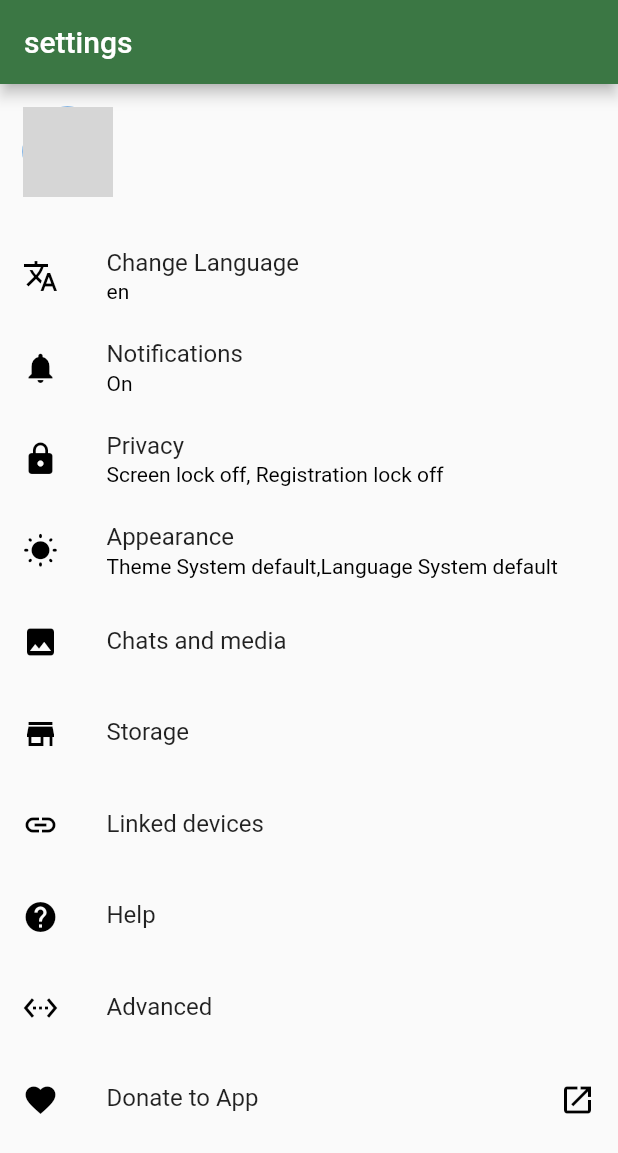
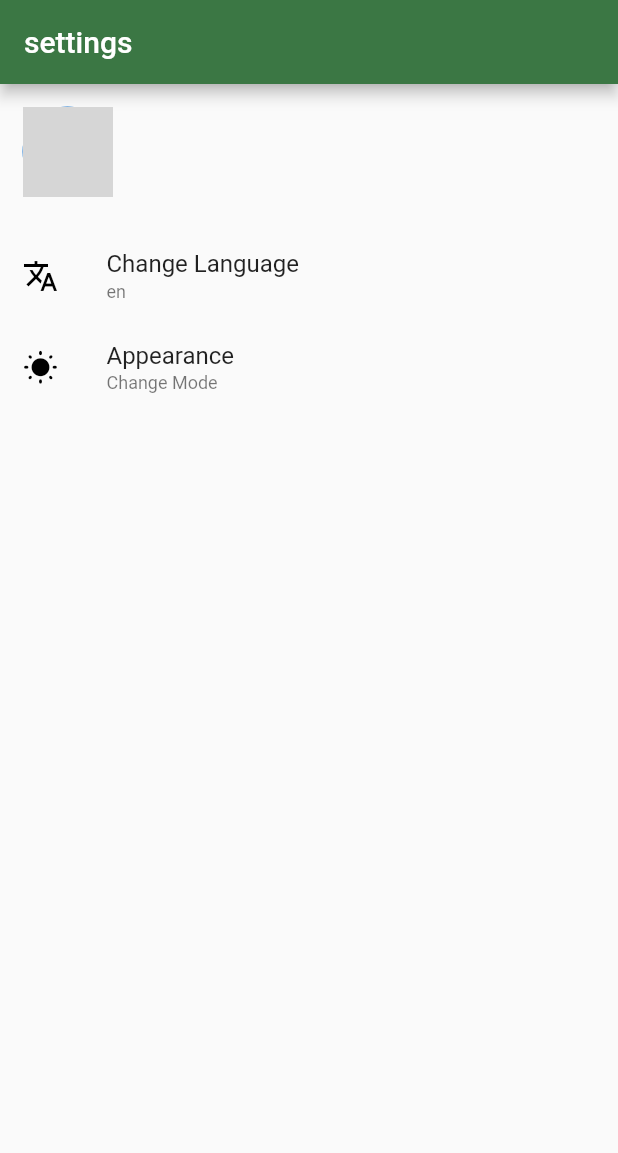
Before and after one commit to mah97moud/chat_demo, a Flutter app: the SettingsScreen screen opened directly, on a phone screen of 412 x 824 dp. Shown: the top 1153 px of the screen. Run offline on Flutter 3.47's test engine with Material 2 defaults, Android fonts, the phone set to English and light mode, and no system bars; our stand-ins replace cloud_firestore, conditional_builder, dio, firebase_auth, firebase_core, firebase_messaging and 6 more; accounts and stored records are empty; network calls fail; grey boxes are pictures that could not be loaded.

Commit message:
Theme End

```diff
--- a/assets/translations/ar.json
+++ b/assets/translations/ar.json
@@ -26,5 +26,8 @@
   "arabic": "العربيه",
   "change-language": "تغيير اللغه",
   "dark": "داكن",
-  "light": "فاتح"
+  "light": "فاتح",
+  "dark-mode": "مظهر ليلي",
+  "changeMode": "تغيير المظهر",
+  "appearance": "المظهر"
 }
--- a/assets/translations/en.json
+++ b/assets/translations/en.json
@@ -26,6 +26,8 @@
   "arabic": "Arabic",
   "change-language": "Change Language",
   "dark": "Dark",
-  "light": "Light"
-
+  "light": "Light",
+  "dark-mode": "Dark Mode",
+  "changeMode": "Change Mode",
+  "appearance": "Appearance"
 }
--- a/lib/modules/home/home_screen.dart
+++ b/lib/modules/home/home_screen.dart
@@ -34,7 +34,6 @@ class HomeScreen extends StatelessWidget {
                   ),
                 ),
                 builder: (context) => Scaffold(
-                  backgroundColor: kWhiteColor(),
                   appBar: AppBar(
                     elevation: 0.0,
                     title: InkWell(
@@ -91,7 +90,7 @@ class HomeScreen extends StatelessWidget {
                               width: double.infinity,
                               child: Text(
                                 getLanguage(context).chats,
-                                style: textGreyBold18(),
+                                style: Theme.of(context).textTheme.headline6,
                               ),
                             ),
                             Expanded(
@@ -146,7 +145,6 @@ class HomeScreen extends StatelessWidget {
                           navigateTo(context: context, widget: UsersScreen());
                         },
                         child: Icon(Icons.create),
-                        backgroundColor: kBlueColor(),
                       ),
                     ],
                   ),
--- a/lib/modules/language/langaue_screen.dart
+++ b/lib/modules/language/langaue_screen.dart
@@ -22,7 +22,7 @@ class LanguageScreen extends StatelessWidget {
               child: Column(
                 mainAxisAlignment: MainAxisAlignment.center,
                 children: [
-                  buildMainButton(
+                  buildRaisedButton(
                     onPressed: () {
                       AppCubit.get(context).changeLanguage(
                         code: 'en',
@@ -33,7 +33,7 @@ class LanguageScreen extends StatelessWidget {
                   SizedBox(
                     height: 20.0,
                   ),
-                  buildMainButton(
+                  buildRaisedButton(
                     onPressed: () {
                       AppCubit.get(context).changeLanguage(
                         code: 'ar',
--- a/lib/modules/login/login_screen.dart
+++ b/lib/modules/login/login_screen.dart
@@ -126,7 +126,7 @@ class LoginScreen extends StatelessWidget {
                         SizedBox(
                           height: 15.0,
                         ),
-                        buildMainButton(
+                        buildRaisedButton(
                           text: getLanguage(context).next,
                           onPressed: () {
                             print(phoneController.text);
--- a/lib/modules/profile_info/profile_info.dart
+++ b/lib/modules/profile_info/profile_info.dart
@@ -142,7 +142,7 @@ class ProfileInfoScreen extends StatelessWidget {
                   ),
                   Padding(
                     padding: EdgeInsets.all(15.0),
-                    child: buildMainButton(
+                    child: buildRaisedButton(
                       onPressed: () {
                         ProfileCubit.get(context)
                             .updateUser(
--- a/lib/modules/select_language/langaue_screen.dart
+++ b/lib/modules/select_language/langaue_screen.dart
@@ -52,7 +52,7 @@ class SelectLanguageScreen extends StatelessWidget {
                   Column(
                     mainAxisAlignment: MainAxisAlignment.center,
                     children: [
-                      buildMainButton(
+                      buildRaisedButton(
                         onPressed: () {
                           AppCubit.get(context).changeLanguage(
                             code: 'en',
@@ -64,7 +64,7 @@ class SelectLanguageScreen extends StatelessWidget {
                       SizedBox(
                         height: 20.0,
                       ),
-                      buildMainButton(
+                      buildRaisedButton(
                         onPressed: () {
                           AppCubit.get(context).changeLanguage(
                             code: 'ar',
--- a/lib/modules/settings/settings_screen.dart
+++ b/lib/modules/settings/settings_screen.dart
@@ -1,11 +1,10 @@
-import 'package:chat_demo/modules/language/langaue_screen.dart';
 import 'package:chat_demo/modules/profile/profile_screen.dart';
 import 'package:chat_demo/modules/settings/cubit/cubit.dart';
 import 'package:chat_demo/modules/settings/cubit/states.dart';
-import 'package:chat_demo/modules/theme/theme_screen.dart';
 import 'package:chat_demo/shared/components.dart';
 import 'package:chat_demo/shared/cubit/cubit.dart';
 import 'package:chat_demo/shared/cubit/states.dart';
+import 'package:flutter/cupertino.dart';
 import 'package:flutter/material.dart';
 import 'package:flutter_bloc/flutter_bloc.dart';
 
@@ -50,14 +49,15 @@ class SettingsScreen extends StatelessWidget {
                                 children: [
                                   Text(
                                     '${getFirstName() ?? getLanguage(context).username} ${getLastName() ?? ''}',
-                                    style: textBlackBold18(),
+                                    style:
+                                        Theme.of(context).textTheme.headline6,
                                   ),
                                   SizedBox(
                                     height: 2.0,
                                   ),
                                   Text(
                                     getUserPhone().toString(),
-                                    style: textGreyBold12(),
+                                    style: Theme.of(context).textTheme.caption,
                                   ),
                                 ],
                               ),
@@ -74,8 +74,60 @@ class SettingsScreen extends StatelessWidget {
                         ),
                         ListTile(
                           onTap: () {
-                            navigateTo(
-                                context: context, widget: LanguageScreen());
+                            showDialog(
+                              context: context,
+                              builder: (context) {
+                                return buildAlertDialog(
+                                  title: getLanguage(context).changeLanguage,
+                                  context: context,
+                                  value: appCubit(context).isDark,
+                                  onChange: (isDark) {
+                                    appCubit(context).changeAppTheme(isDark);
+                                  },
+                                  child: Padding(
+                                    padding: EdgeInsets.all(20.0),
+                                    child: Column(
+                                      mainAxisAlignment:
+                                          MainAxisAlignment.center,
+                                      mainAxisSize: MainAxisSize.min,
+                                      children: [
+                                        buildRaisedButton(
+                                          onPressed: () {
+                                            AppCubit.get(context)
+                                                .changeLanguage(
+                                              code: 'en',
+                                            )
+                                                .then(
+                                              (value) {
+                                                Navigator.pop(context);
+                                              },
+                                            );
+                                          },
+                                          text: getLanguage(context).english,
+                                        ),
+                                        SizedBox(
+                                          height: 20.0,
+                                        ),
+                                        buildRaisedButton(
+                                          onPressed: () {
+                                            AppCubit.get(context)
+                                                .changeLanguage(
+                                              code: 'ar',
+                                            )
+                                                .then(
+                                              (value) {
+                                                Navigator.pop(context);
+                                              },
+                                            );
+                                          },
+                                          text: getLanguage(context).arabic,
+                                        ),
+                                      ],
+                                    ),
+                                  ),
+                                );
+                              },
+                            );
                           },
                           leading: Icon(
                             Icons.translate_outlined,
@@ -92,55 +144,7 @@ class SettingsScreen extends StatelessWidget {
                               ),
                               Text(
                                 getLanguage(context).selectCode,
-                                style: textBlack14(),
-                              ),
-                            ],
-                            crossAxisAlignment: CrossAxisAlignment.start,
-                          ),
-                        ),
-                        SizedBox(
-                          height: 5.0,
-                        ),
-                        ListTile(
-                          onTap: () {},
-                          leading: Icon(
-                            Icons.notifications,
-                            color: kBlackColor(),
-                          ),
-                          contentPadding: EdgeInsets.only(left: 0.0),
-                          title: Column(
-                            children: [
-                              Text('Notifications'),
-                              SizedBox(
-                                height: 2.0,
-                              ),
-                              Text(
-                                'On',
-                                style: textBlack14(),
-                              ),
-                            ],
-                            crossAxisAlignment: CrossAxisAlignment.start,
-                          ),
-                        ),
-                        SizedBox(
-                          height: 5.0,
-                        ),
-                        ListTile(
-                          onTap: () {},
-                          leading: Icon(
-                            Icons.lock,
-                            color: kBlackColor(),
-                          ),
-                          contentPadding: EdgeInsets.only(left: 0.0),
-                          title: Column(
-                            children: [
-                              Text('Privacy'),
-                              SizedBox(
-                                height: 2.0,
-                              ),
-                              Text(
-                                'Screen lock off, Registration lock off',
-                                style: textBlack14(),
+                                style: Theme.of(context).textTheme.caption,
                               ),
                             ],
                             crossAxisAlignment: CrossAxisAlignment.start,
@@ -151,7 +155,22 @@ class SettingsScreen extends StatelessWidget {
                         ),
                         ListTile(
                           onTap: () {
-                            navigateTo(context: context, widget: ThemeScreen());
+                            showDialog(
+                              context: context,
+                              builder: (context) {
+                                return buildAlertDialog(
+                                  title: getLanguage(context).changeMode,
+                                  context: context,
+                                  value: appCubit(context).isDark,
+                                  onChange: (isDark) {
+                                    appCubit(context).changeAppTheme(isDark);
+                                  },
+                                  text: appCubit(context).isDark
+                                      ? getLanguage(context).dark
+                                      : getLanguage(context).light,
+                                );
+                              },
+                            );
                           },
                           leading: Icon(
                             Icons.wb_sunny_rounded,
@@ -160,137 +179,13 @@ class SettingsScreen extends StatelessWidget {
                           contentPadding: EdgeInsets.only(left: 0.0),
                           title: Column(
                             children: [
-                              Text('Appearance'),
+                              Text(getLanguage(context).appearance),
                               SizedBox(
                                 height: 2.0,
                               ),
                               Text(
-                                'Theme System default,Language System default',
-                                style: textBlack14(),
-                              ),
-                            ],
-                            crossAxisAlignment: CrossAxisAlignment.start,
-                          ),
-                        ),
-                        SizedBox(
-                          height: 5.0,
-                        ),
-                        ListTile(
-                          onTap: () {},
-                          leading: Icon(
-                            Icons.image,
-                            color: kBlackColor(),
-                          ),
-                          contentPadding: EdgeInsets.only(left: 0.0),
-                          title: Column(
-                            children: [
-                              Text('Chats and media'),
-                              SizedBox(
-                                height: 2.0,
-                              ),
-                            ],
-                            crossAxisAlignment: CrossAxisAlignment.start,
-                          ),
-                        ),
-                        SizedBox(
-                          height: 5.0,
-                        ),
-                        ListTile(
-                          onTap: () {},
-                          leading: Icon(
-                            Icons.store,
-                            color: kBlackColor(),
-                          ),
-                          contentPadding: EdgeInsets.only(left: 0.0),
-                          title: Column(
-                            children: [
-                              Text('Storage'),
-                              SizedBox(
-                                height: 2.0,
-                              ),
-                            ],
-                            crossAxisAlignment: CrossAxisAlignment.start,
-                          ),
-                        ),
-                        SizedBox(
-                          height: 5.0,
-                        ),
-                        ListTile(
-                          onTap: () {},
-                          leading: Icon(
-                            Icons.link,
-                            color: kBlackColor(),
-                          ),
-                          contentPadding: EdgeInsets.only(left: 0.0),
-                          title: Column(
-                            children: [
-                              Text('Linked devices'),
-                              SizedBox(
-                                height: 2.0,
-                              ),
-                            ],
-                            crossAxisAlignment: CrossAxisAlignment.start,
-                          ),
-                        ),
-                        SizedBox(
-                          height: 5.0,
-                        ),
-                        ListTile(
-                          onTap: () {},
-                          leading: Icon(
-                            Icons.help,
-                            color: kBlackColor(),
-                          ),
-                          contentPadding: EdgeInsets.only(left: 0.0),
-                          title: Column(
-                            children: [
-                              Text('Help'),
-                              SizedBox(
-                                height: 2.0,
-                              ),
-                            ],
-                            crossAxisAlignment: CrossAxisAlignment.start,
-                          ),
-                        ),
-                        SizedBox(
-                          height: 5.0,
-                        ),
-                        ListTile(
-                          onTap: () {},
-                          leading: Icon(
-                            Icons.settings_ethernet,
-                            color: kBlackColor(),
-                          ),
-                          contentPadding: EdgeInsets.only(left: 0.0),
-                          title: Column(
-                            children: [
-                              Text('Advanced'),
-                              SizedBox(
-                                height: 2.0,
-                              ),
-                            ],
-                            crossAxisAlignment: CrossAxisAlignment.start,
-                          ),
-                        ),
-                        SizedBox(
-                          height: 5.0,
-                        ),
-                        ListTile(
-                          onTap: () {},
-                          leading: Icon(
-                            Icons.favorite,
-                            color: kBlackColor(),
-                          ),
-                          trailing: Icon(
-                            Icons.open_in_new_outlined,
-                            color: kBlackColor(),
-                          ),
-                          contentPadding: EdgeInsets.only(left: 0.0),
-                          title: Column(
-                            children: [
-                              Text('Donate to App'),
-                              SizedBox(
-                                height: 2.0,
+                                getLanguage(context).changeMode,
+                                style: Theme.of(context).textTheme.caption,
                               ),
                             ],
                             crossAxisAlignment: CrossAxisAlignment.start,
--- a/lib/modules/user/user_screen/user_screen.dart
+++ b/lib/modules/user/user_screen/user_screen.dart
@@ -133,7 +133,7 @@ class _UserScreenState extends State<UserScreen> {
             ),
             Padding(
               padding: EdgeInsets.all(15.0),
-              child: buildMainButton(
+              child: buildRaisedButton(
                 onPressed: () {
                   updateUser();
                   clearTextField();
--- a/lib/modules/verification/verification_screen.dart
+++ b/lib/modules/verification/verification_screen.dart
@@ -50,7 +50,7 @@ class VerificationScreen extends StatelessWidget {
                   SizedBox(
                     height: 50.0,
                   ),
-                  buildMainButton(
+                  buildRaisedButton(
                     onPressed: () {
                       VerificationCubit.get(context).codeVerification(
                         context: context,
--- a/lib/modules/welcome/welcome_screen.dart
+++ b/lib/modules/welcome/welcome_screen.dart
@@ -42,7 +42,7 @@ class WelcomeScreen extends StatelessWidget {
             SizedBox(
               height: 40.0,
             ),
-            buildMainButton(
+            buildRaisedButton(
               text: getLanguage(context).continu,
               onPressed: () {
                 navigateTo(
--- a/lib/shared/components.dart
+++ b/lib/shared/components.dart
@@ -1,6 +1,7 @@
 import 'package:chat_demo/modules/view_image/view_image_screen.dart';
 import 'package:chat_demo/shared/cubit/cubit.dart';
 import 'package:chat_demo/shared/localization/language_model.dart';
+import 'package:flutter/cupertino.dart';
 import 'package:flutter/material.dart';
 import 'package:fluttertoast/fluttertoast.dart';
 import 'package:shared_preferences/shared_preferences.dart';
@@ -13,6 +14,8 @@ Color kBlackColor() => Color(0xff000000);
 Color kBlueColor() => Color(0xff2C6BEE);
 Color kGreyColor() => Color(0xffE9E9E9);
 Color kGreyColor500() => Color(0xff8b8b8b);
+Color kYellowColor() => Color(0xffffd481);
+Color kGreyDaColor() => Color(0xffcacdd2);
 //TextStyle component
 
 TextStyle textBlack12() => TextStyle(
@@ -171,19 +174,22 @@ void navigateAndFinish({
 }
 
 //Widget Component
-MaterialButton buildMainButton({
+
+Widget buildRaisedButton({
   @required Function onPressed,
   @required String text,
+  TextStyle style,
 }) {
-  return MaterialButton(
-    color: kBlueColor(),
+  return Container(
+    width: double.infinity,
     height: 40.0,
-    minWidth: double.infinity,
-    onPressed: onPressed,
-    child: Text(
-      text.toUpperCase(),
-      style: textWhite16(),
-      textAlign: TextAlign.center,
+    child: RaisedButton(
+      onPressed: onPressed,
+      child: Text(
+        text.toUpperCase(),
+        textAlign: TextAlign.center,
+        style: style,
+      ),
     ),
   );
 }
@@ -546,6 +552,7 @@ bool getDirection() => preferences.getBool('isRtf');
 LanguageModel getLanguage(context) => AppCubit.get(context).languageModel;
 TextDirection changeDirection(context) =>
     getDirection() ?? false ? TextDirection.rtl : TextDirection.ltr;
+appCubit(context) => AppCubit.get(context);
 
 //Toast
 
@@ -561,3 +568,34 @@ void showToastApp({
       textColor: Colors.white,
       fontSize: 16.0,
     );
+
+// Start Dialog
+
+AlertDialog buildAlertDialog({
+  BuildContext context,
+  String text,
+  @required String title,
+  @required bool value,
+  @required Function onChange,
+  Widget child,
+}) {
+  return AlertDialog(
+    title: Text(title),
+    content: child ??
+        Row(
+          children: [
+            Text(
+              text,
+              style: Theme.of(context).textTheme.headline6,
+            ),
+            Spacer(),
+            CupertinoSwitch(
+              value: value,
+              onChanged: onChange,
+            ),
+          ],
+        ),
+  );
+}
+
+//End Dialog
--- a/lib/shared/cubit/states.dart
+++ b/lib/shared/cubit/states.dart
@@ -7,3 +7,5 @@ class LoadLanguageState extends AppStates {}
 class ChangeDirectionState extends AppStates {}
 
 class ChangeLanguageState extends AppStates {}
+
+class ChangeThemeState extends AppStates {}
--- a/lib/shared/localization/language_model.dart
+++ b/lib/shared/localization/language_model.dart
@@ -29,6 +29,9 @@ class LanguageModel {
   final String changeLanguage;
   final String dark;
   final String light;
+  final String darkMode;
+  final String changeMode;
+  final String appearance;
 
   LanguageModel({
     this.numberError,
@@ -59,6 +62,9 @@ class LanguageModel {
     this.changeLanguage,
     this.dark,
     this.light,
+    this.darkMode,
+    this.changeMode,
+    this.appearance,
   });
 
   factory LanguageModel.fromJson(language) {
@@ -92,6 +98,9 @@ class LanguageModel {
       changeLanguage: json['change-language'] as String,
       dark: json['dark'] as String,
       light: json['light'] as String,
+      darkMode: json['dark-mode'] as String,
+      changeMode: json['changeMode'] as String,
+      appearance: json['appearance'] as String,
     );
   }
 }
```
Also changed, not shown: lib/main.dart (+18 -0 lines), lib/modules/profile/profile_screen.dart (+23 -11 lines), lib/modules/theme/theme_screen.dart (deleted, +0 -40 lines), lib/shared/cubit/cubit.dart (+7 -1 lines).
